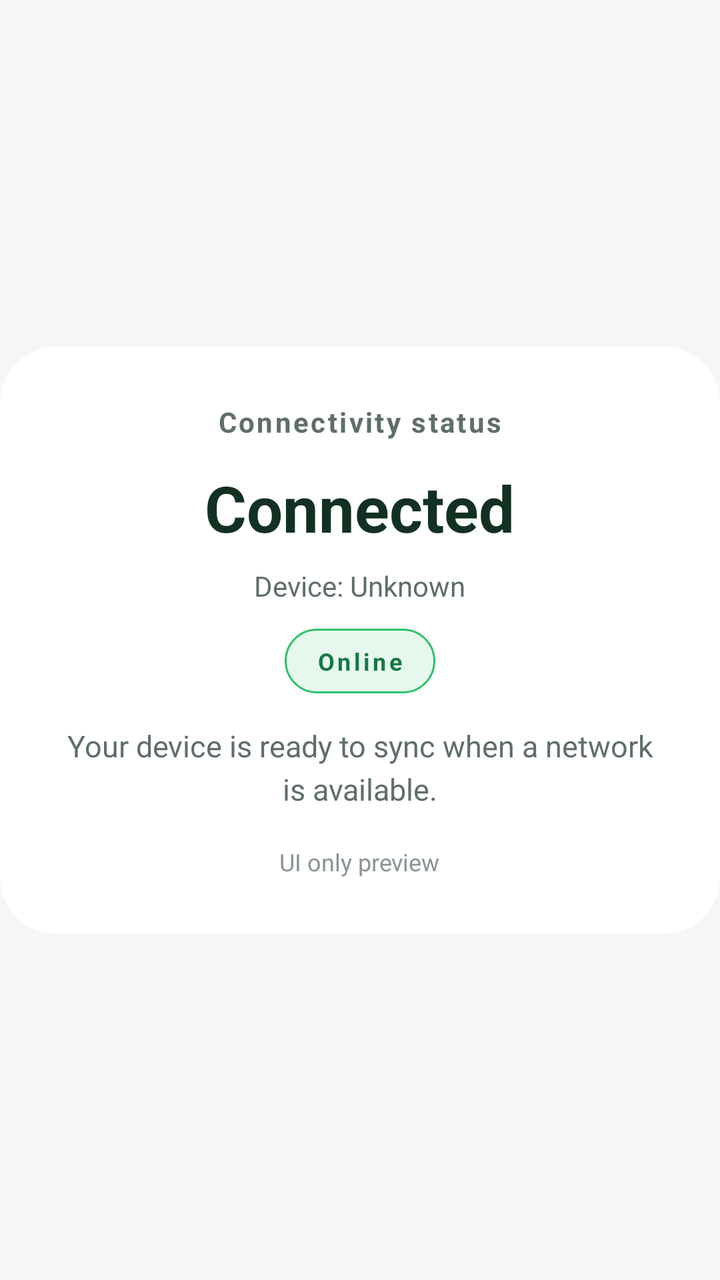
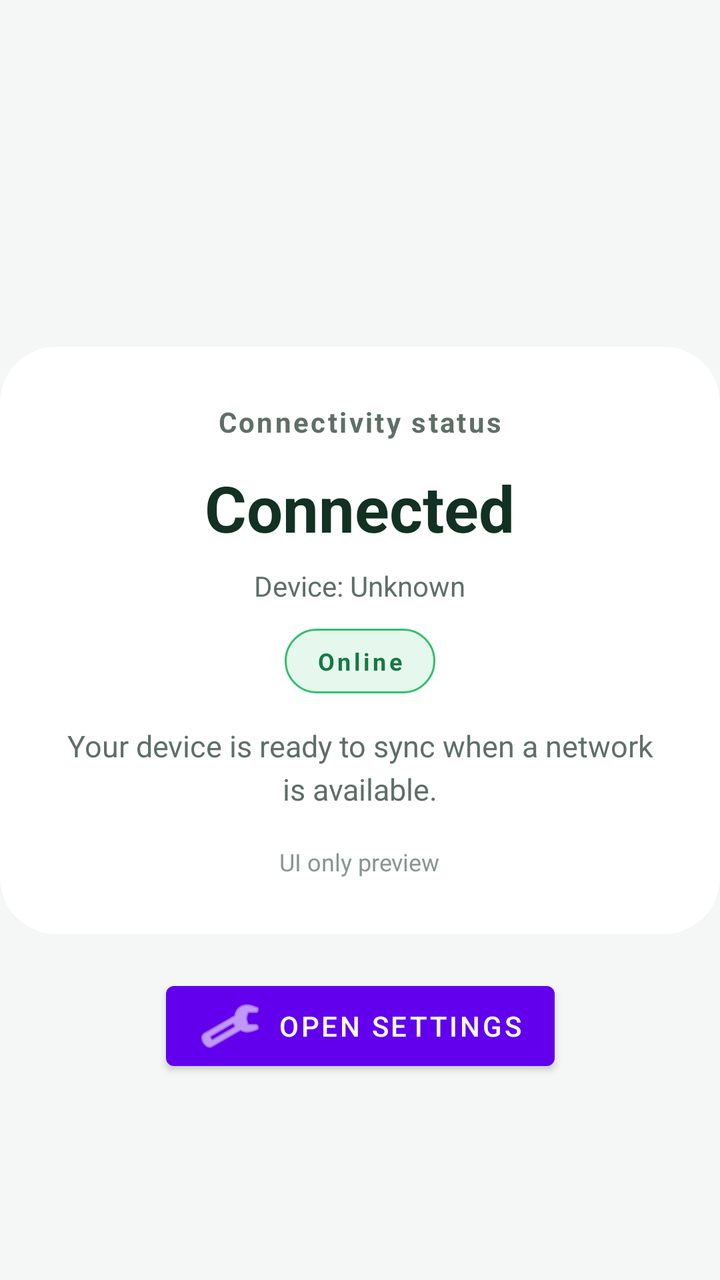

Compare the two renders of this Android layout. The source of the first and the diff that turns it into the second are given below.
<!-- AndroidManifest.xml: application theme Theme.Syncflow -->
<!-- res/layout/activity_main.xml -->
<?xml version="1.0" encoding="utf-8"?>
<androidx.constraintlayout.widget.ConstraintLayout xmlns:android="http://schemas.android.com/apk/res/android"
    xmlns:app="http://schemas.android.com/apk/res-auto"
    xmlns:tools="http://schemas.android.com/tools"
    android:layout_width="match_parent"
    android:layout_height="match_parent"
    android:background="@color/connectivity_background"
    tools:context=".MainActivity">

    <com.google.android.material.card.MaterialCardView
        android:id="@+id/status_card"
        android:layout_width="wrap_content"
        android:layout_height="wrap_content"
        android:layout_marginStart="24dp"
        android:layout_marginEnd="24dp"
        app:cardBackgroundColor="@color/connectivity_surface"
        app:cardCornerRadius="28dp"
        app:cardElevation="0dp"
        app:cardUseCompatPadding="false"
        app:layout_constraintBottom_toBottomOf="parent"
        app:layout_constraintEnd_toEndOf="parent"
        app:layout_constraintStart_toStartOf="parent"
        app:layout_constraintTop_toTopOf="parent">

        <LinearLayout
            android:layout_width="wrap_content"
            android:layout_height="wrap_content"
            android:layout_gravity="center"
            android:gravity="center_horizontal"
            android:orientation="vertical"
            android:padding="28dp">


            <TextView
                android:id="@+id/connectivity_title"
                android:layout_width="wrap_content"
                android:layout_height="wrap_content"
                android:layout_marginBottom="12dp"
                android:letterSpacing="0.08"
                android:text="Connectivity status"
                android:textColor="@color/connectivity_secondary_text"
                android:textSize="14sp"
                android:textStyle="bold" />


            <TextView
                android:id="@+id/connectivity_state_text"
                android:layout_width="wrap_content"
                android:layout_height="wrap_content"
                android:layout_marginBottom="8dp"
                android:text="Connected"
                android:textColor="@color/connectivity_primary_text"
                android:textSize="32sp"
                android:textStyle="bold" />

            <TextView
                android:id="@+id/connectivity_device_name"
                android:layout_width="wrap_content"
                android:layout_height="wrap_content"
                android:layout_marginBottom="12dp"
                android:text="Device: Unknown"
                android:textColor="@color/connectivity_secondary_text"
                android:textSize="14sp" />


            <TextView
                android:id="@+id/connectivity_pill"
                android:layout_width="wrap_content"
                android:layout_height="wrap_content"
                android:layout_marginBottom="16dp"
                android:background="@drawable/connectivity_status_pill"
                android:letterSpacing="0.12"
                android:paddingStart="16dp"
                android:paddingTop="8dp"
                android:paddingEnd="16dp"
                android:paddingBottom="8dp"
                android:text="Online"
                android:textColor="@color/connectivity_online_text"
                android:textSize="12sp"
                android:textStyle="bold" />

            <TextView
                android:layout_width="wrap_content"
                android:layout_height="wrap_content"
                android:gravity="center"
                android:lineSpacingExtra="4dp"
                android:text="Your device is ready to sync when a network is available."
                android:textColor="@color/connectivity_secondary_text"
                android:textSize="15sp" />

            <TextView
                android:layout_width="wrap_content"
                android:layout_height="wrap_content"
                android:layout_marginTop="18dp"
                android:text="UI only preview"
                android:textColor="@color/connectivity_tertiary_text"
                android:textSize="12sp" />

        </LinearLayout>
    </com.google.android.material.card.MaterialCardView>

</androidx.constraintlayout.widget.ConstraintLayout>
<!-- resources referenced by this layout -->
<resources>
  <color name="connectivity_background">#F4F7F5</color>
  <color name="connectivity_online_text">#167A42</color>
  <color name="connectivity_primary_text">#123122</color>
  <color name="connectivity_secondary_text">#5F6F68</color>
  <color name="connectivity_surface">#FFFFFF</color>
  <color name="connectivity_tertiary_text">#8A968F</color>
  <!-- drawable connectivity_status_pill (drawable) -->
  <?xml version="1.0" encoding="utf-8"?>
  <shape xmlns:android="http://schemas.android.com/apk/res/android"
      android:shape="rectangle">
      <solid android:color="@color/connectivity_online_soft" />
      <corners android:radius="999dp" />
      <stroke
          android:width="1dp"
          android:color="@color/connectivity_online" />
  </shape>
  <style name="Theme.Syncflow" parent="Theme.MaterialComponents.DayNight.DarkActionBar">
          
          <item name="colorPrimary">@color/purple_500</item>
          <item name="colorPrimaryVariant">@color/purple_700</item>
          <item name="colorOnPrimary">@color/white</item>
          
          <item name="colorSecondary">@color/teal_200</item>
          <item name="colorSecondaryVariant">@color/teal_700</item>
          <item name="colorOnSecondary">@color/black</item>
          
          <item name="android:statusBarColor">?attr/colorPrimaryVariant</item>
          
      </style>
  <color name="connectivity_online_soft">#E6F8ED</color>
  <color name="connectivity_online">#2BC26B</color>
  <color name="purple_500">#FF6200EE</color>
  <color name="purple_700">#FF3700B3</color>
  <color name="white">#FFFFFFFF</color>
  <color name="teal_200">#FF03DAC5</color>
  <color name="teal_700">#FF018786</color>
  <color name="black">#FF000000</color>
</resources>

<!-- the commit's change to res/layout/activity_main.xml (unified diff, before → after) -->
@@ -99,4 +99,16 @@
         </LinearLayout>
     </com.google.android.material.card.MaterialCardView>
 
+    <com.google.android.material.button.MaterialButton
+        android:id="@+id/open_settings_button"
+        android:layout_width="wrap_content"
+        android:layout_height="wrap_content"
+        android:layout_marginTop="20dp"
+        android:text="Open settings"
+        app:icon="@android:drawable/ic_menu_manage"
+        app:iconPadding="8dp"
+        app:layout_constraintTop_toBottomOf="@id/status_card"
+        app:layout_constraintStart_toStartOf="parent"
+        app:layout_constraintEnd_toEndOf="parent" />
+
 </androidx.constraintlayout.widget.ConstraintLayout>
